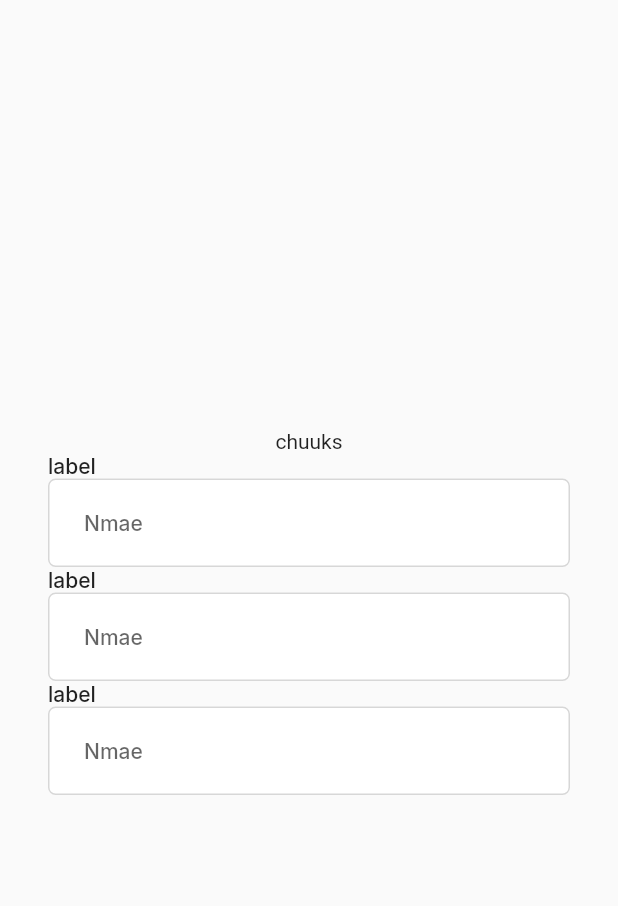
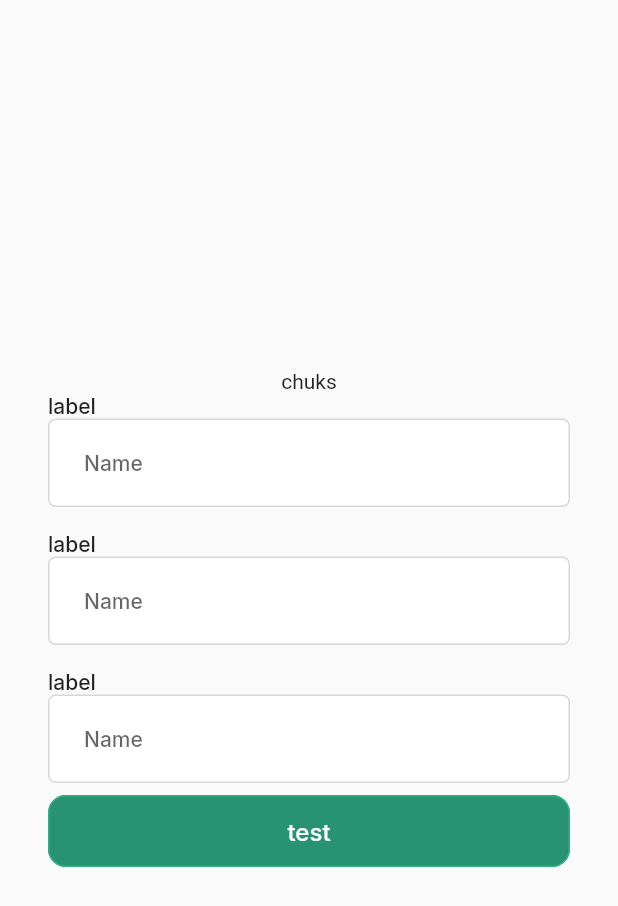
Before and after one commit to edokichuks/constant_files, a Flutter app: the screen it shows after launch, on a phone screen of 412 x 824 dp. Shown: the top 906 px of the screen. Run offline on Flutter 3.47's test engine with Material 2 defaults, Android fonts, the phone set to English and light mode, and no system bars; our stand-ins replace google_fonts.

Commit message:
app button completed

```diff
--- a/lib/main.dart
+++ b/lib/main.dart
@@ -1,5 +1,9 @@
 import 'package:flutter/material.dart';
+import 'package:hng_task4/src/core/constants/app_colors.dart';
+import 'package:hng_task4/src/core/constants/app_constant_imports.dart';
 import 'package:hng_task4/src/general_widgets/widgets.dart';
+
+import 'src/general_widgets/app_elevated_button.dart';
 
 void main() {
   runApp(const MyApp());
@@ -20,20 +24,34 @@ class MyApp extends StatelessWidget {
             child: Column(
               mainAxisAlignment: MainAxisAlignment.center,
               children: [
-                Text('chuuks'),
+                Text('chuks'),
                 AppTextField(
-                  hintText: 'Nmae',
+                  hintText: 'Name',
                   labelText: 'label',
                 ),
+                Spacing.meduimHeight(),
                 AppTextField(
-                  hintText: 'Nmae',
+                  hintText: 'Name',
                   labelText: 'label',
                 ),
+                Spacing.meduimHeight(),
                 AppTextField(
-                  hintText: 'Nmae',
+                  hintText: 'Name',
                   labelText: 'label',
                 ),
                 Spacing.smallHeight(),
+                Padding(
+                  padding: const EdgeInsets.symmetric(
+                    horizontal: AppDimension.large,
+                  ),
+                  child: AppElevatedButton(
+                    label: 'test',
+                    isLoading: false,
+                    borderColor: AppColor.kSecondaryColor,
+                    buttonColor: AppColor.kSecondaryColor.shade500,
+                    textColor: AppColor.kGrayNeutralColor.shade100,
+                  ),
+                ),
               ],
             ),
           ),
--- /dev/null
+++ b/lib/src/general_widgets/app_elevated_button.dart
@@ -0,0 +1,57 @@
+import 'package:flutter/material.dart';
+
+import '../core/constants/app_constant_imports.dart';
+
+class AppElevatedButton extends StatelessWidget {
+  final VoidCallback? onPressed;
+  final String label;
+  final bool isLoading;
+  final Color? textColor;
+  final Color? buttonColor;
+  final Color borderColor;
+
+
+  const AppElevatedButton(
+      {Key? key,
+      this.onPressed,
+      required this.label,
+      required this.isLoading,
+      this.buttonColor,
+      required this.borderColor,
+
+      this.textColor})
+      : super(key: key);
+
+  @override
+  Widget build(BuildContext context) {
+    return ElevatedButton(
+      onPressed: onPressed,
+      style: ButtonStyle(
+        backgroundColor: MaterialStateProperty.all(buttonColor),
+        side: MaterialStateProperty.all(
+          BorderSide(color: borderColor),
+        ),
+        foregroundColor: MaterialStateProperty.all(AppColor.kGrayNeutralColor),
+        overlayColor:
+            MaterialStateProperty.all(AppColor.kSecondaryColor.shade100),
+        fixedSize: MaterialStateProperty.all(
+          Size(375, 48),
+        ),
+        shape: MaterialStateProperty.all(
+          RoundedRectangleBorder(
+            borderRadius: BorderRadius.circular(
+              AppDimension.small * 1.5,
+            ),
+          ),
+        ),
+      ),
+      child: isLoading
+          ? const Text('Loading...')
+          : Text(
+              label,
+              style: AppTextStyle.body4
+                  .copyWith(color: textColor),
+            ),
+    );
+  }
+}
```
